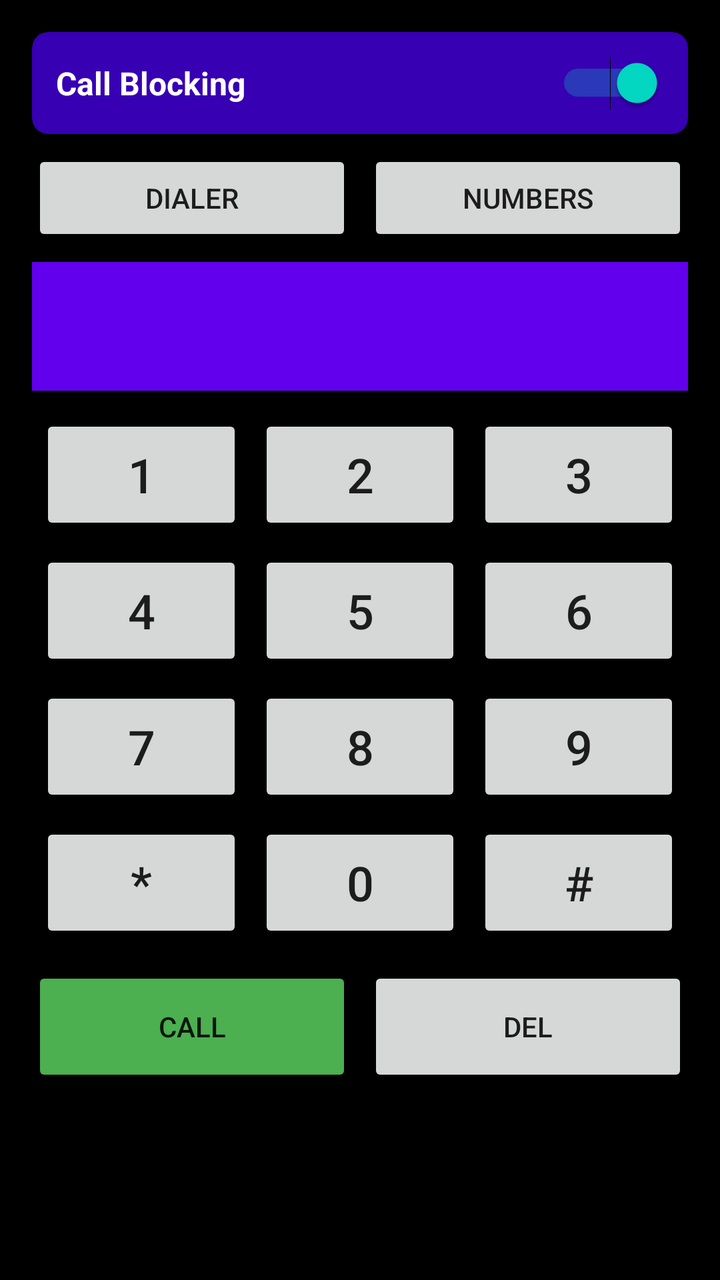
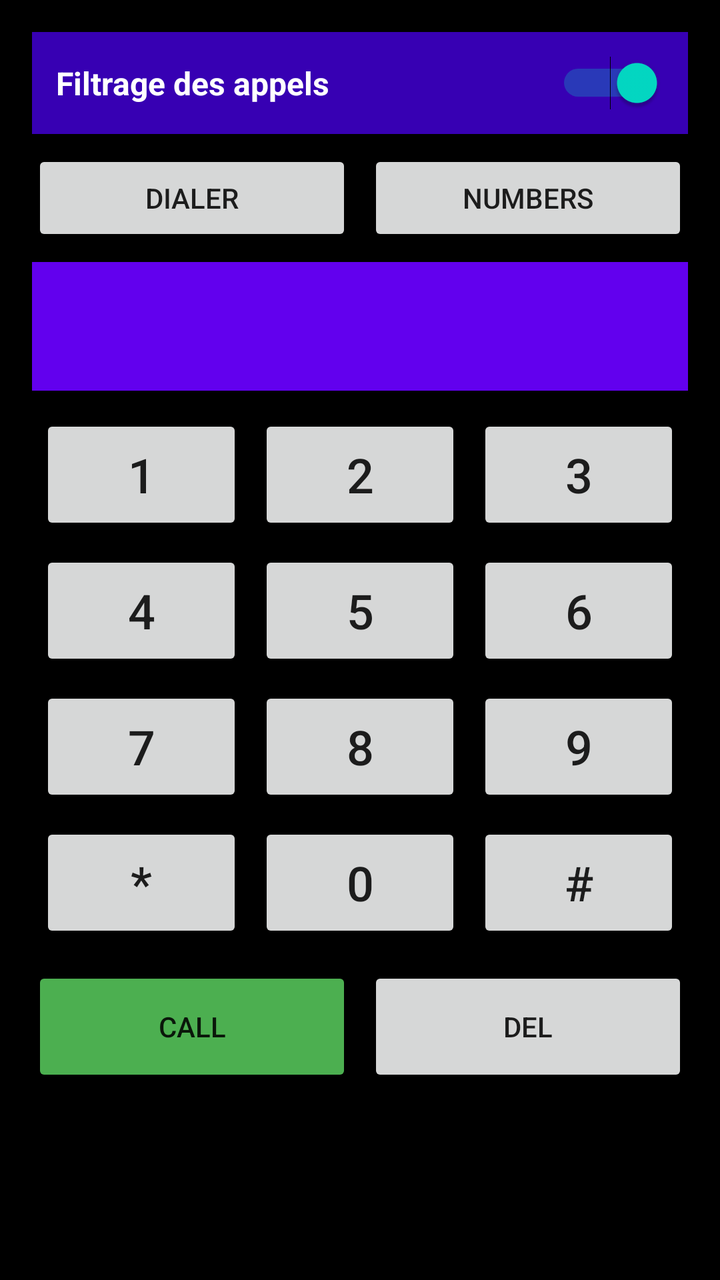

An Android layout rendered at two revisions. The XML below is the earlier revision; the diff shows what the commit changed to produce the second picture.
<!-- AndroidManifest.xml: application theme Theme.BK -->
<!-- res/layout/activity_main.xml -->
<?xml version="1.0" encoding="utf-8"?>
<LinearLayout xmlns:android="http://schemas.android.com/apk/res/android"
    xmlns:app="http://schemas.android.com/apk/res-auto"
    android:layout_width="match_parent"
    android:layout_height="match_parent"
    android:orientation="vertical"
    android:padding="16dp"
    android:background="@color/black">

    
    <androidx.cardview.widget.CardView
        android:layout_width="match_parent"
        android:layout_height="wrap_content"
        android:layout_marginBottom="8dp"
        app:cardCornerRadius="8dp"
        app:cardBackgroundColor="@color/purple_700">

        <LinearLayout
            android:layout_width="match_parent"
            android:layout_height="wrap_content"
            android:orientation="horizontal"
            android:padding="12dp"
            android:gravity="center_vertical">

            <TextView
                android:layout_width="0dp"
                android:layout_height="wrap_content"
                android:layout_weight="1"
                android:text="Call Blocking"
                android:textColor="@color/white"
                android:textSize="16sp"
                android:textStyle="bold" />

            <Switch
                android:id="@+id/mainToggle"
                android:layout_width="wrap_content"
                android:layout_height="wrap_content"
                android:checked="true" />

        </LinearLayout>

    </androidx.cardview.widget.CardView>

    
    <LinearLayout
        android:layout_width="match_parent"
        android:layout_height="wrap_content"
        android:orientation="horizontal"
        android:layout_marginBottom="8dp">

        <Button
            android:id="@+id/tabDialer"
            android:layout_width="0dp"
            android:layout_height="wrap_content"
            android:layout_weight="1"
            android:text="Dialer"
            android:layout_marginEnd="4dp" />

        <Button
            android:id="@+id/tabNumbers"
            android:layout_width="0dp"
            android:layout_height="wrap_content"
            android:layout_weight="1"
            android:text="Numbers"
            android:layout_marginStart="4dp" />

    </LinearLayout>

    
    <LinearLayout
        android:id="@+id/dialerLayout"
        android:layout_width="match_parent"
        android:layout_height="0dp"
        android:layout_weight="1"
        android:orientation="vertical"
        android:visibility="visible">

        
        <EditText
            android:id="@+id/dialNumber"
            android:layout_width="match_parent"
            android:layout_height="wrap_content"
            android:textSize="24sp"
            android:textColor="@color/white"
            android:textAlignment="center"
            android:background="@color/purple_500"
            android:padding="16dp"
            android:layout_marginBottom="8dp"
            android:enabled="false"
            android:cursorVisible="false" />

        
        <GridLayout
            android:layout_width="match_parent"
            android:layout_height="wrap_content"
            android:columnCount="3"
            android:layout_gravity="center">

            <Button android:id="@+id/btn1" android:text="1" android:layout_height="60dp" android:textSize="24sp" android:layout_columnWeight="1" android:layout_margin="4dp"/>
            <Button android:id="@+id/btn2" android:text="2" android:layout_height="60dp" android:textSize="24sp" android:layout_columnWeight="1" android:layout_margin="4dp"/>
            <Button android:id="@+id/btn3" android:text="3" android:layout_height="60dp" android:textSize="24sp" android:layout_columnWeight="1" android:layout_margin="4dp"/>
            <Button android:id="@+id/btn4" android:text="4" android:layout_height="60dp" android:textSize="24sp" android:layout_columnWeight="1" android:layout_margin="4dp"/>
            <Button android:id="@+id/btn5" android:text="5" android:layout_height="60dp" android:textSize="24sp" android:layout_columnWeight="1" android:layout_margin="4dp"/>
            <Button android:id="@+id/btn6" android:text="6" android:layout_height="60dp" android:textSize="24sp" android:layout_columnWeight="1" android:layout_margin="4dp"/>
            <Button android:id="@+id/btn7" android:text="7" android:layout_height="60dp" android:textSize="24sp" android:layout_columnWeight="1" android:layout_margin="4dp"/>
            <Button android:id="@+id/btn8" android:text="8" android:layout_height="60dp" android:textSize="24sp" android:layout_columnWeight="1" android:layout_margin="4dp"/>
            <Button android:id="@+id/btn9" android:text="9" android:layout_height="60dp" android:textSize="24sp" android:layout_columnWeight="1" android:layout_margin="4dp"/>
            <Button android:id="@+id/btnStar" android:text="*" android:layout_height="60dp" android:textSize="24sp" android:layout_columnWeight="1" android:layout_margin="4dp"/>
            <Button android:id="@+id/btn0" android:text="0" android:layout_height="60dp" android:textSize="24sp" android:layout_columnWeight="1" android:layout_margin="4dp"/>
            <Button android:id="@+id/btnHash" android:text="#" android:layout_height="60dp" android:textSize="24sp" android:layout_columnWeight="1" android:layout_margin="4dp"/>

        </GridLayout>

        
        <LinearLayout
            android:layout_width="match_parent"
            android:layout_height="wrap_content"
            android:orientation="horizontal"
            android:layout_marginTop="8dp">

            <Button
                android:id="@+id/btnCall"
                android:layout_width="0dp"
                android:layout_height="60dp"
                android:layout_weight="1"
                android:text="CALL"
                android:backgroundTint="@color/green_enabled"
                android:layout_marginEnd="4dp" />

            <Button
                android:id="@+id/btnDelete"
                android:layout_width="0dp"
                android:layout_height="60dp"
                android:layout_weight="1"
                android:text="DEL"
                android:layout_marginStart="4dp" />

        </LinearLayout>

    </LinearLayout>

    
    <LinearLayout
        android:id="@+id/numbersLayout"
        android:layout_width="match_parent"
        android:layout_height="0dp"
        android:layout_weight="1"
        android:orientation="vertical"
        android:visibility="gone">

        <Button
            android:id="@+id/toggleVisibilityButton"
            android:layout_width="match_parent"
            android:layout_height="wrap_content"
            android:text="Hide Numbers"
            android:layout_marginBottom="8dp" />

        <androidx.recyclerview.widget.RecyclerView
            android:id="@+id/numbersRecyclerView"
            android:layout_width="match_parent"
            android:layout_height="0dp"
            android:layout_weight="1" />

        <LinearLayout
            android:layout_width="match_parent"
            android:layout_height="wrap_content"
            android:orientation="horizontal"
            android:layout_marginTop="8dp">

            <EditText
                android:id="@+id/numberInput"
                android:layout_width="0dp"
                android:layout_height="wrap_content"
                android:layout_weight="1"
                android:hint="Enter number"
                android:inputType="phone"
                android:textColor="@color/white"
                android:layout_marginEnd="8dp" />

            <Button
                android:id="@+id/addButton"
                android:layout_width="wrap_content"
                android:layout_height="wrap_content"
                android:text="Add" />

        </LinearLayout>

    </LinearLayout>

</LinearLayout>
<!-- resources referenced by this layout -->
<resources>
  <color name="black">#FF000000</color>
  <color name="green_enabled">#4CAF50</color>
  <color name="purple_500">#FF6200EE</color>
  <color name="purple_700">#FF3700B3</color>
  <color name="white">#FFFFFFFF</color>
  <style name="Theme.BK" parent="Theme.MaterialComponents.DayNight.DarkActionBar">
          <item name="colorPrimary">@color/purple_500</item>
          <item name="colorPrimaryVariant">@color/purple_700</item>
          <item name="colorOnPrimary">@color/white</item>
          <item name="colorSecondary">@color/teal_200</item>
          <item name="colorSecondaryVariant">@color/teal_700</item>
          <item name="colorOnSecondary">@color/black</item>
          <item name="android:statusBarColor">@color/purple_700</item>
      </style>
  <color name="teal_200">#FF03DAC5</color>
  <color name="teal_700">#FF018786</color>
</resources>

<!-- the commit's change to res/layout/activity_main.xml (unified diff, before → after) -->
@@ -1,6 +1,5 @@
 <?xml version="1.0" encoding="utf-8"?>
 <LinearLayout xmlns:android="http://schemas.android.com/apk/res/android"
-    xmlns:app="http://schemas.android.com/apk/res-auto"
     android:layout_width="match_parent"
     android:layout_height="match_parent"
     android:orientation="vertical"
@@ -8,38 +7,31 @@
     android:background="@color/black">
 
     
-    <androidx.cardview.widget.CardView
+    <LinearLayout
         android:layout_width="match_parent"
         android:layout_height="wrap_content"
+        android:orientation="horizontal"
+        android:padding="12dp"
         android:layout_marginBottom="8dp"
-        app:cardCornerRadius="8dp"
-        app:cardBackgroundColor="@color/purple_700">
+        android:background="@color/purple_700"
+        android:gravity="center_vertical">
 
-        <LinearLayout
-            android:layout_width="match_parent"
+        <TextView
+            android:layout_width="0dp"
             android:layout_height="wrap_content"
-            android:orientation="horizontal"
-            android:padding="12dp"
-            android:gravity="center_vertical">
+            android:layout_weight="1"
+            android:text="Filtrage des appels"
+            android:textColor="@color/white"
+            android:textSize="16sp"
+            android:textStyle="bold" />
 
-            <TextView
-                android:layout_width="0dp"
-                android:layout_height="wrap_content"
-                android:layout_weight="1"
-                android:text="Call Blocking"
-                android:textColor="@color/white"
-                android:textSize="16sp"
-                android:textStyle="bold" />
+        <Switch
+            android:id="@+id/mainToggle"
+            android:layout_width="wrap_content"
+            android:layout_height="wrap_content"
+            android:checked="true" />
 
-            <Switch
-                android:id="@+id/mainToggle"
-                android:layout_width="wrap_content"
-                android:layout_height="wrap_content"
-                android:checked="true" />
-
-        </LinearLayout>
-
-    </androidx.cardview.widget.CardView>
+    </LinearLayout>
 
     
     <LinearLayout
